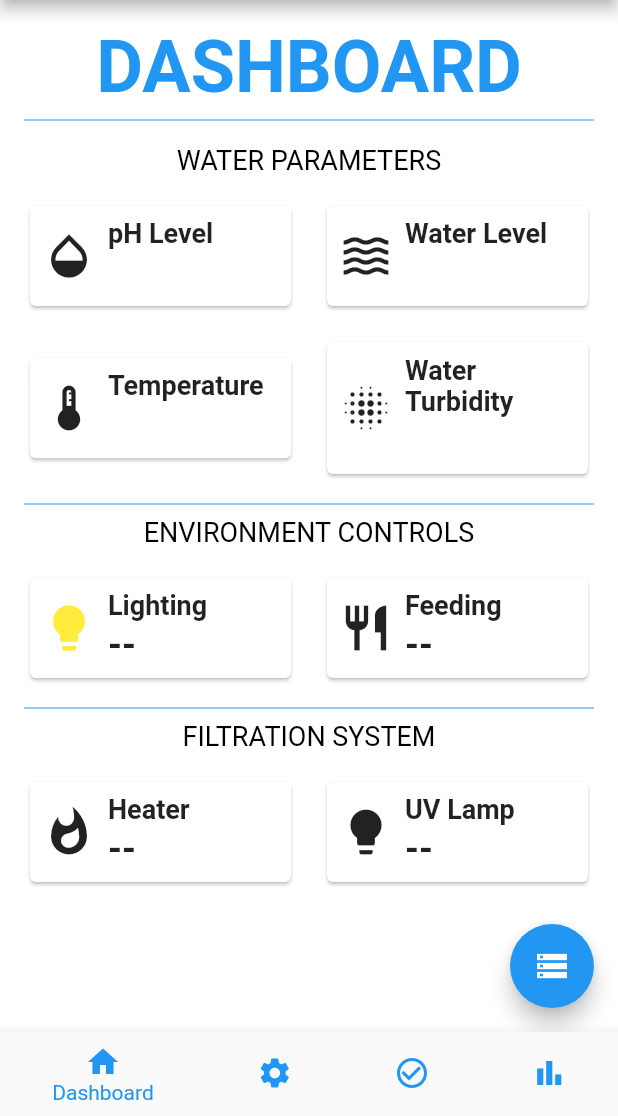
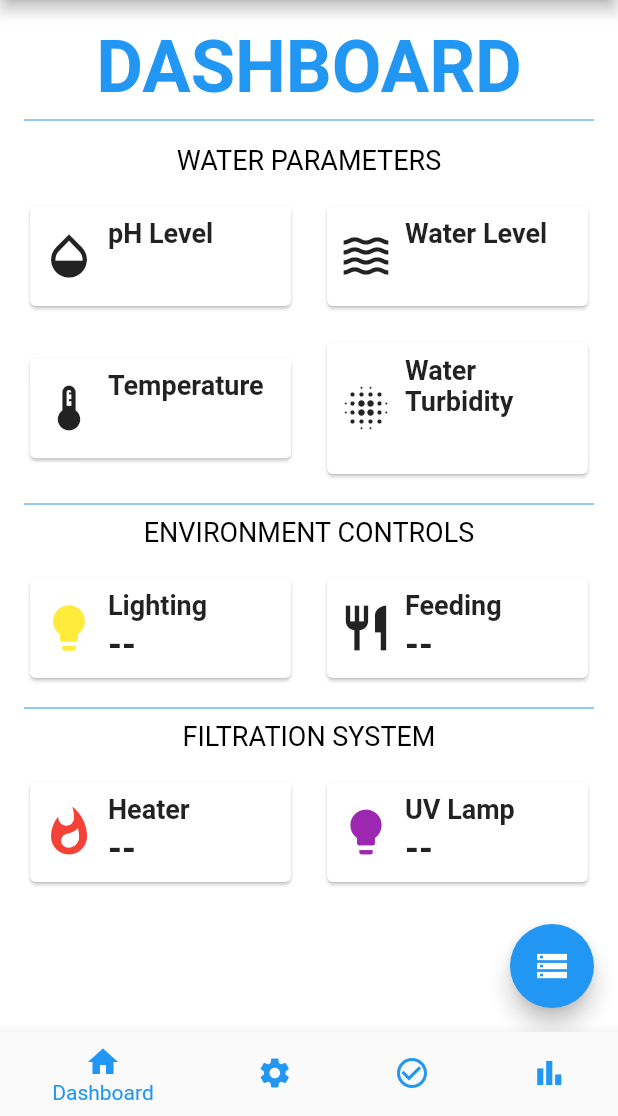
Before and after one commit to gabwrel/AquasenseMobileApp, a Flutter app: the screen it shows after launch, on a phone screen of 412 x 824 dp, the part 120-1236 px from its top. Run offline on Flutter 3.47's test engine with Material 2 defaults, Android fonts, the light colour scheme and no system bars; our stand-ins replace firebase_core, firebase_database, sqflite; accounts and stored records are empty.

Commit message:
icon colors

```diff
--- a/lib/dashboard_page.dart
+++ b/lib/dashboard_page.dart
@@ -295,6 +295,7 @@ class _DashboardPageState extends State<DashboardPage> {
                 Expanded(
                   child: BoxItem(
                     icon: Icons.whatshot,
+                    iconColor: Colors.red,
                     title: 'Heater',
                     value: '--',
                   ),
@@ -303,6 +304,7 @@ class _DashboardPageState extends State<DashboardPage> {
                 Expanded(
                   child: BoxItem(
                     icon: Icons.lightbulb,
+                    iconColor: Colors.purple,
                     title: 'UV Lamp',
                     value: '--',
                   ),
```
